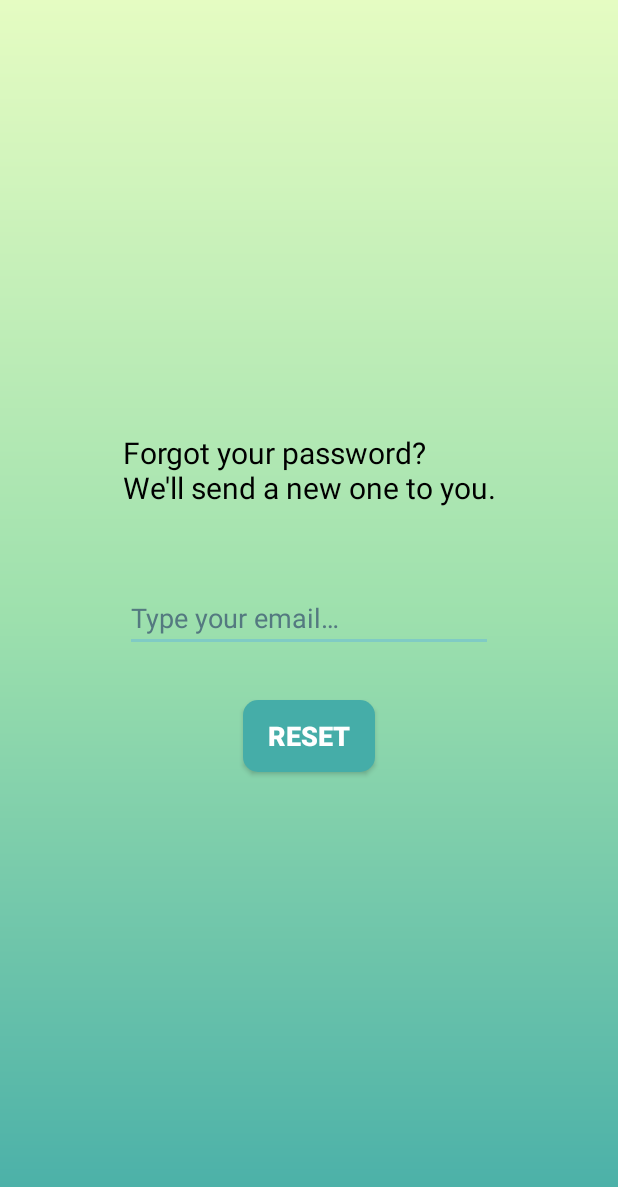
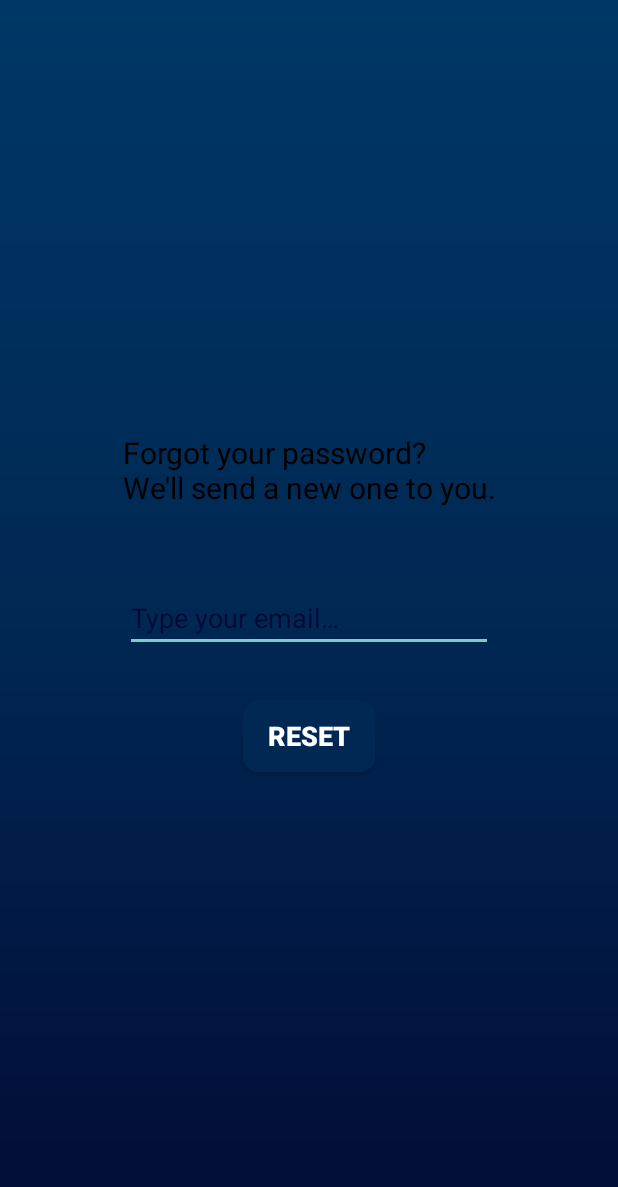
Before and after one commit to phsa/lifemove, an Android app: the ResetPasswordActivity screen opened directly, with no data from a screen before it, on a phone screen of 412 x 824 dp. Shown: the top 1187 px of the screen. Run offline under Robolectric (Android 15) with nearby library versions, the phone set to English and light mode, and no system bars.

Commit message:
master: palette colors changed

```diff
--- a/android/app/src/main/res/drawable/background_gradient.xml
+++ b/android/app/src/main/res/drawable/background_gradient.xml
@@ -3,9 +3,9 @@
 
 <gradient
     android:angle="90"
-    android:startColor="@color/primary"
-    android:centerColor="@color/highlight"
-    android:endColor="@color/soft_highlight"
+    android:startColor="@color/dark_primary"
+    android:centerColor="@color/primary"
+    android:endColor="@color/soft_primary"
     android:type="linear" />
 
 <corners
--- a/android/app/src/main/res/values/colors.xml
+++ b/android/app/src/main/res/values/colors.xml
@@ -9,10 +9,24 @@
     <color name="red">#FF0000</color>
 
     <!-- LifeMove palette -->
-    <color name="darkest_primary">#594F4F</color>
-    <color name="dark_primary">#547980</color>
-    <color name="primary">#45ADA8</color>
-    <color name="highlight">#9DE0AD</color>
-    <color name="soft_highlight">#E5FCC2</color>
+    <color name="darkest_primary">#12192B</color>
+    <color name="dark_primary">#020B36</color>
+    <color name="primary">#002853</color>
+    <color name="soft_primary">#003766</color>
+    <color name="light_primary">#00468C</color>
+    <color name="dark_highlight">#3977A5</color>
+    <color name="highlight">#71AECD</color>
+    <color name="soft_highlight">#B4E3F5</color>
+    <color name="light_highlight">#E3E3FF</color>
+
+
+
+
+
+
+
+
+
+
 
 </resources>
```
